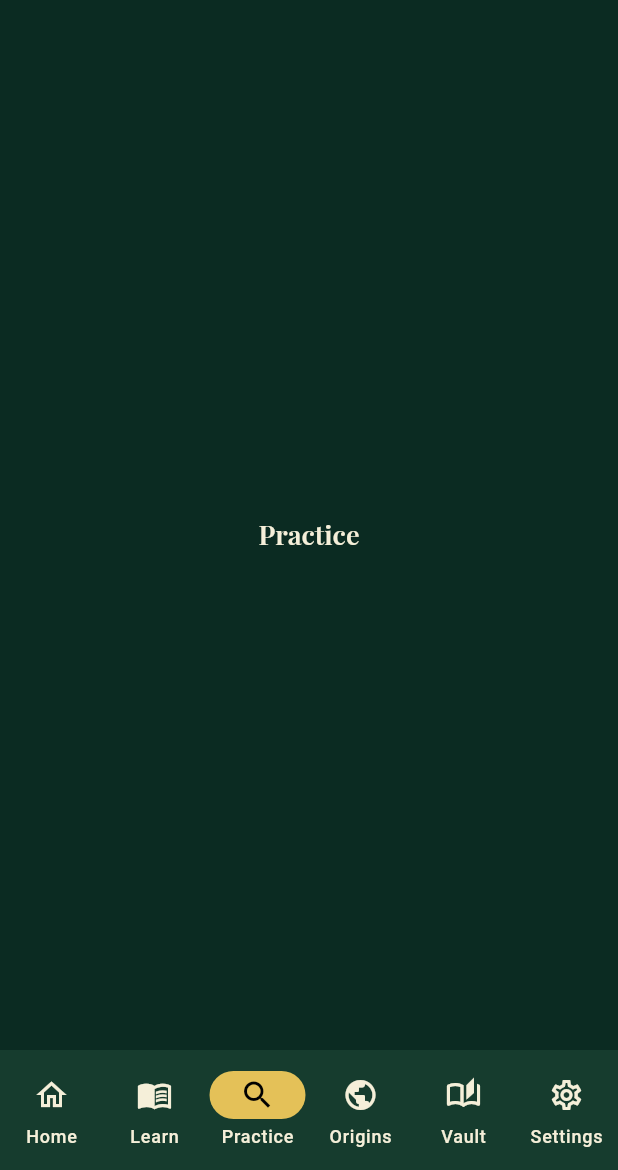
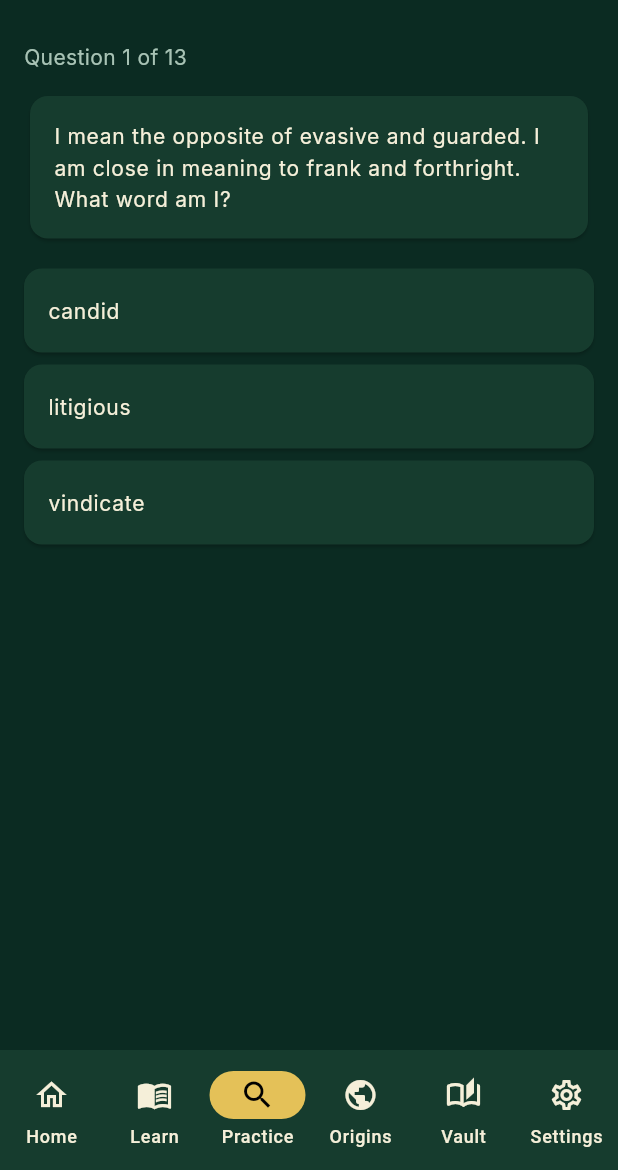
Before and after one commit to disenapati-90/locua_app, a Flutter app: the screen it shows after launch, item 3 of the bottom bar chosen, on a phone screen of 412 x 824 dp, the part 66-1236 px from its top. Run offline on Flutter 3.47's test engine with Material 3 defaults, Android fonts, the phone set to English and light mode, and no system bars; our stand-ins replace google_fonts, hive, hive_flutter; accounts and stored records are empty.

Commit message:
Day 7: real Word Detective screen with SRS-driven due-word logic, riddle generation, correct/incorrect tracking

```diff
--- a/locua/lib/providers/progress_provider.dart
+++ b/locua/lib/providers/progress_provider.dart
@@ -1,26 +1,63 @@
 // progress_provider.dart
-// Central place that reads/writes Progress data from Hive and exposes
-// simple stats (streak, % complete, words learned) to any screen that needs them.
+// Central place that reads/writes Progress data from Hive, exposes
+// simple stats (streak, % complete, words learned), and — new for Day 7 —
+// figures out which words are actually DUE for review today, based on
+// real spaced-repetition scheduling (not just question count).
 
 import 'package:flutter/material.dart';
 import '../models/progress.dart';
+import '../models/word.dart';
 import '../services/storage_service.dart';
 
 class ProgressProvider extends ChangeNotifier {
-  // Returns all saved progress entries.
   List<Progress> get allProgress => StorageService.progressBox.values.toList();
 
-  // Counts how many words are marked "learned" (mastered).
-  int get wordsLearnedCount =>
-      allProgress.where((p) => p.learned).length;
+  int get wordsLearnedCount => allProgress.where((p) => p.learned).length;
 
-  // Simple streak placeholder — real streak logic (consecutive days used)
-  // will be added once we track daily app-open events. For now, returns a
-  // stored value we can update manually to prove the UI works.
   int currentStreak = 0;
-
   void incrementStreakForTesting() {
     currentStreak += 1;
     notifyListeners();
   }
+
+  // Finds (or creates) the Progress entry for a given word.
+  // Every word starts with no progress until it's first reviewed.
+  Progress getOrCreateProgress(String word) {
+    final box = StorageService.progressBox;
+    final existing = box.values.where((p) => p.word == word);
+    if (existing.isNotEmpty) return existing.first;
+
+    final fresh = Progress(word: word); // defaults: interval 1 day, streak 0
+    box.add(fresh);
+    return fresh;
+  }
+
+  // Returns only the words that are DUE for review today — this is the
+  // real SRS logic. A word with no progress yet (never reviewed) counts
+  // as due, since it needs its first review.
+  List<Word> getDueWords(List<Word> allWords) {
+    final now = DateTime.now();
+    return allWords.where((w) {
+      final progress = getOrCreateProgress(w.word);
+      if (progress.nextReviewDue == null) return true; // never reviewed = due now
+      return progress.nextReviewDue!.isBefore(now) ||
+          progress.nextReviewDue!.isAtSameMomentAs(now);
+    }).toList();
+  }
+
+  // Call when the user answers correctly in Word Detective.
+  Future<void> markCorrect(String word) async {
+    final progress = getOrCreateProgress(word);
+    progress.markCorrect(); // logic already defined in progress.dart
+    await progress.save(); // writes the change back to Hive
+    notifyListeners();
+  }
+
+  // Call when the user answers incorrectly.
+  Future<void> markIncorrect(String word) async {
+    final progress = getOrCreateProgress(word);
+    progress.markIncorrect();
+    await progress.save();
+    notifyListeners();
+  }
 }
--- a/locua/lib/screens/practice_screen.dart
+++ b/locua/lib/screens/practice_screen.dart
@@ -1,16 +1,168 @@
 // practice_screen.dart
-// Placeholder for the Practice tab. Will later show Word Detective riddles
-// driven by real spaced-repetition (SRS) scheduling (Day 7).
+// Real Word Detective screen: pulls only words that are DUE for review
+// today (per SRS scheduling in ProgressProvider), shows a riddle built
+// from synonyms/antonyms, and lets the user answer via multiple choice.
 
+import 'dart:math';
 import 'package:flutter/material.dart';
+import 'package:provider/provider.dart';
+import '../models/word.dart';
+import '../services/word_service.dart';
+import '../providers/progress_provider.dart';
 
-class PracticeScreen extends StatelessWidget {
+class PracticeScreen extends StatefulWidget {
   const PracticeScreen({super.key});
 
   @override
+  State<PracticeScreen> createState() => _PracticeScreenState();
+}
+
+class _PracticeScreenState extends State<PracticeScreen> {
+  List<Word> _dueWords = [];
+  List<Word> _allWords = [];
+  int _currentIndex = 0;
+  List<String> _choices = [];
+  String? _selectedChoice;
+  bool _answered = false;
+
+  @override
+  void initState() {
+    super.initState();
+    _loadWords();
+  }
+
+  Future<void> _loadWords() async {
+    final all = await WordService.loadWords();
+    final progressProvider = context.read<ProgressProvider>();
+    final due = progressProvider.getDueWords(all);
+    setState(() {
+      _allWords = all;
+      _dueWords = due;
+      if (_dueWords.isNotEmpty) _generateChoices();
+    });
+  }
+
+  // Builds 3 answer options: the correct word + 2 random distractors
+  // from the rest of the word bank.
+  void _generateChoices() {
+    final correct = _dueWords[_currentIndex].word;
+    final others = _allWords
+        .map((w) => w.word)
+        .where((w) => w != correct)
+        .toList()
+      ..shuffle();
+    final distractors = others.take(2).toList();
+    _choices = [correct, ...distractors]..shuffle(Random());
+    _selectedChoice = null;
+    _answered = false;
+  }
+
+  void _submitAnswer(String choice) {
+    final correctWord = _dueWords[_currentIndex].word;
+    final isCorrect = choice == correctWord;
+    final progressProvider = context.read<ProgressProvider>();
+
+    if (isCorrect) {
+      progressProvider.markCorrect(correctWord);
+    } else {
+      progressProvider.markIncorrect(correctWord);
+    }
+
+    setState(() {
+      _selectedChoice = choice;
+      _answered = true;
+    });
+  }
+
+  void _nextQuestion() {
+    setState(() {
+      _currentIndex++;
+      if (_currentIndex < _dueWords.length) {
+        _generateChoices();
+      }
+    });
+  }
+
+  @override
   Widget build(BuildContext context) {
-    return Center(
-      child: Text('Practice', style: Theme.of(context).textTheme.titleLarge),
+    if (_dueWords.isEmpty) {
+      return const Center(
+        child: Padding(
+          padding: EdgeInsets.all(24.0),
+          child: Text(
+            "No words due for review right now. Come back later, or learn new words in the Learn tab!",
+            textAlign: TextAlign.center,
+          ),
+        ),
+      );
+    }
+
+    if (_currentIndex >= _dueWords.length) {
+      return Center(
+        child: Padding(
+          padding: const EdgeInsets.all(24.0),
+          child: Text(
+            "Nice work! You've reviewed all ${_dueWords.length} due words for now.",
+            textAlign: TextAlign.center,
+            style: Theme.of(context).textTheme.titleLarge,
+          ),
+        ),
+      );
+    }
+
+    final currentWord = _dueWords[_currentIndex];
+    final riddle = WordService.generateRiddle(currentWord);
+
+    return Padding(
+      padding: const EdgeInsets.all(16.0),
+      child: Column(
+        crossAxisAlignment: CrossAxisAlignment.start,
+        children: [
+          Text(
+            'Question ${_currentIndex + 1} of ${_dueWords.length}',
+            style: Theme.of(context).textTheme.bodyMedium,
+          ),
+          const SizedBox(height: 12),
+          Card(
+            child: Padding(
+              padding: const EdgeInsets.all(16.0),
+              child: Text(riddle, style: Theme.of(context).textTheme.bodyLarge),
+            ),
+          ),
+          const SizedBox(height: 16),
+          // Answer choices
+          ..._choices.map((choice) {
+            final isSelected = _selectedChoice == choice;
+            final isCorrectChoice = choice == currentWord.word;
+
+            // Color logic: after answering, show green for correct,
+            // red for a wrong pick — otherwise neutral.
+            Color? tileColor;
+            if (_answered) {
+              if (isCorrectChoice) {
+                tileColor = Colors.green.withValues(alpha: 0.3);
+              } else if (isSelected) {
+                tileColor = Colors.red.withValues(alpha: 0.3);
+              }
+            }
+
+            return Card(
+              color: tileColor,
+              margin: const EdgeInsets.only(bottom: 8),
+              child: ListTile(
+                title: Text(choice),
+                onTap: _answered ? null : () => _submitAnswer(choice),
+              ),
+            );
+          }),
+          const Spacer(),
+          if (_answered)
+            ElevatedButton(
+              onPressed: _nextQuestion,
+              child: const Text('Next'),
+            ),
+        ],
+      ),
     );
   }
 }
--- a/locua/lib/services/word_service.dart
+++ b/locua/lib/services/word_service.dart
@@ -12,5 +12,14 @@ class WordService {
         await rootBundle.loadString('assets/data/word_bank.json');
     final List<dynamic> jsonList = json.decode(jsonString);
     return jsonList.map((item) => Word.fromJson(item)).toList();
+
+  }
+  // Generates a Word Detective riddle for a given word, using its own
+  // synonyms/antonyms — no separate riddle content needed.
+  static String generateRiddle(Word w) {
+    final synText = w.synonyms.join(" and ");
+    final antText = w.antonyms.join(" and ");
+    return "I mean the opposite of $antText. "
+        "I am close in meaning to $synText. What word am I?";
   }
 }
```
